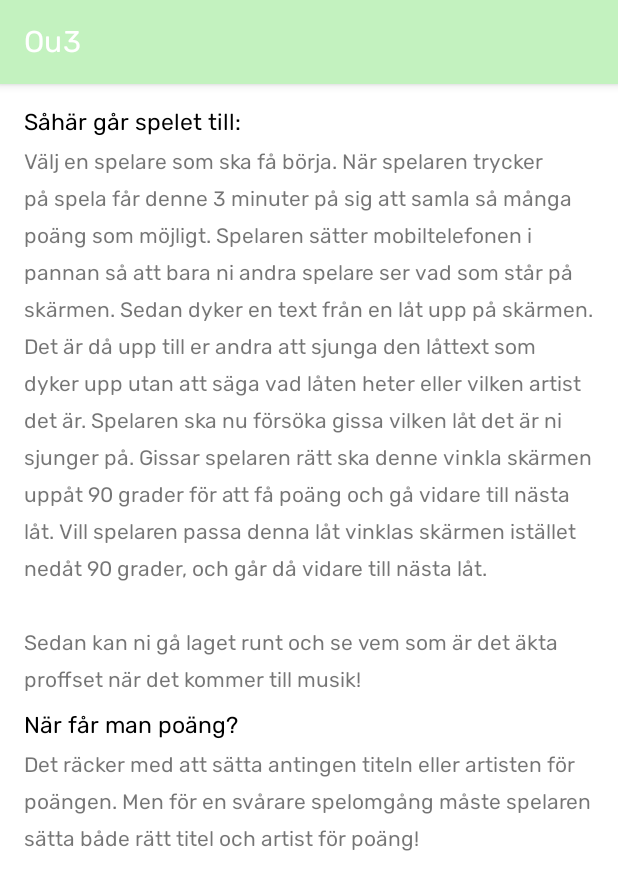
After one commit to emmylindgren/OCCENTO, an Android app: the fragment RulesFragment shown on its own in the app's theme, on a phone screen of 412 x 824 dp. The commit adds this screen. Shown: the top 890 px of the screen. Run offline under Robolectric (Android 15) with nearby library versions, the phone set to English and light mode, and no system bars.

Commit message:
Rules fragment added

```diff
--- a/app/build.gradle
+++ b/app/build.gradle
@@ -36,6 +36,8 @@ dependencies {
     implementation 'androidx.lifecycle:lifecycle-extensions:2.2.0'
     implementation 'androidx.navigation:navigation-fragment:2.3.0'
     implementation 'androidx.navigation:navigation-ui:2.3.0'
+    implementation 'androidx.lifecycle:lifecycle-livedata-ktx:2.3.1'
+    implementation 'androidx.lifecycle:lifecycle-viewmodel-ktx:2.3.1'
     def lifecycle_version = "2.3.1"
     def room_version = "2.3.0"
 
--- /dev/null
+++ b/app/src/main/java/se/umu/emli/ou3/ui/rules/RulesFragment.java
@@ -0,0 +1,38 @@
+package se.umu.emli.ou3.ui.rules;
+
+import androidx.lifecycle.ViewModelProvider;
+
+import android.os.Bundle;
+
+import androidx.annotation.NonNull;
+import androidx.annotation.Nullable;
+import androidx.fragment.app.Fragment;
+
+import android.view.LayoutInflater;
+import android.view.View;
+import android.view.ViewGroup;
+
+import se.umu.emli.ou3.R;
+
+public class RulesFragment extends Fragment {
+
+    private RulesViewModel mViewModel;
+
+    public static RulesFragment newInstance() {
+        return new RulesFragment();
+    }
+
+    @Override
+    public View onCreateView(@NonNull LayoutInflater inflater, @Nullable ViewGroup container,
+                             @Nullable Bundle savedInstanceState) {
+        return inflater.inflate(R.layout.rules_fragment, container, false);
+    }
+
+    @Override
+    public void onActivityCreated(@Nullable Bundle savedInstanceState) {
+        super.onActivityCreated(savedInstanceState);
+        mViewModel = new ViewModelProvider(this).get(RulesViewModel.class);
+        // TODO: Use the ViewModel
+    }
+
+}
--- /dev/null
+++ b/app/src/main/java/se/umu/emli/ou3/ui/rules/RulesViewModel.java
@@ -0,0 +1,7 @@
+package se.umu.emli.ou3.ui.rules;
+
+import androidx.lifecycle.ViewModel;
+
+public class RulesViewModel extends ViewModel {
+    // TODO: Implement the ViewModel
+}
--- /dev/null
+++ b/app/src/main/res/layout/rules_fragment.xml
@@ -0,0 +1,40 @@
+<?xml version="1.0" encoding="utf-8"?>
+<LinearLayout xmlns:android="http://schemas.android.com/apk/res/android"
+    xmlns:tools="http://schemas.android.com/tools"
+    android:layout_width="match_parent"
+    android:layout_height="match_parent"
+    android:orientation="vertical"
+    tools:context=".ui.rules.RulesFragment"
+    android:paddingStart="16dp"
+    android:paddingEnd="16dp"
+    android:paddingTop="16dp">
+
+    <TextView
+        android:layout_width="match_parent"
+        android:layout_height="wrap_content"
+        android:text="@string/gameintroTitle"
+        android:textSize="15sp"
+        android:textColor="@color/black"/>
+
+    <TextView
+        android:layout_width="match_parent"
+        android:layout_height="wrap_content"
+        android:text="@string/gameIntroduction"
+        android:lineSpacingExtra="8dp"
+        android:layout_marginTop="8dp"/>
+
+    <TextView
+        android:layout_width="match_parent"
+        android:layout_height="wrap_content"
+        android:text="@string/pointsInfoTitle"
+        android:textSize="15sp"
+        android:textColor="@color/black"
+        android:layout_marginTop="12dp"/>
+    <TextView
+        android:layout_width="match_parent"
+        android:layout_height="wrap_content"
+        android:text="@string/pointsinfoText"
+        android:lineSpacingExtra="8dp"
+        android:layout_marginTop="8dp"/>
+
+</LinearLayout>
--- a/app/src/main/res/menu/activity_main_drawer.xml
+++ b/app/src/main/res/menu/activity_main_drawer.xml
@@ -5,11 +5,16 @@
 
     <group android:checkableBehavior="single">
         <item
+            android:id="@+id/nav_rule"
+            android:title="@string/gameRules"
+            />
+        <item
             android:id="@+id/nav_SeeSongs"
             android:title="@string/menu_see_songs"
             />
         <item
             android:id="@+id/nav_AddSong"
-            android:title="@string/menu_add_song" />
+            android:title="@string/menu_add_song"
+            />
     </group>
 </menu>
--- a/app/src/main/res/navigation/mobile_navigation.xml
+++ b/app/src/main/res/navigation/mobile_navigation.xml
@@ -3,19 +3,23 @@
     xmlns:app="http://schemas.android.com/apk/res-auto"
     xmlns:tools="http://schemas.android.com/tools"
     android:id="@+id/mobile_navigation"
+    android:label="@string/gameRules"
     app:startDestination="@+id/nav_home">
 
     <fragment
         android:id="@+id/nav_home"
         android:name="se.umu.emli.ou3.ui.home.HomeFragment"
         android:label="@string/menu_home"
-        tools:layout="@layout/fragment_home" >
+        tools:layout="@layout/fragment_home">
         <action
             android:id="@+id/action_nav_home_to_nav_AddSong"
             app:destination="@id/nav_AddSong" />
         <action
             android:id="@+id/action_nav_home_to_nav_SeeSongs"
             app:destination="@id/nav_SeeSongs" />
+        <action
+            android:id="@+id/action_nav_home_to_nav_rule"
+            app:destination="@id/nav_rule" />
     </fragment>
 
     <fragment
@@ -29,4 +33,9 @@
         android:name="se.umu.emli.ou3.ui.seeSongs.SeeSongsFragment"
         android:label="@string/menu_see_songs"
         tools:layout="@layout/fragment_see_songs" />
+    <fragment
+        android:id="@+id/nav_rule"
+        android:name="se.umu.emli.ou3.ui.rules.RulesFragment"
+        android:label="@string/gameRules"
+        tools:layout="@layout/rules_fragment" />
 </navigation>
--- a/app/src/main/res/values/strings.xml
+++ b/app/src/main/res/values/strings.xml
@@ -22,6 +22,15 @@
     <string name="låtText">Ser det på dig med detsamma Vet att nånting har hänt Har du träffat någon annan Som kan vägen hem?</string>
     <string name="artist"><![CDATA[Norlie & KKV]]></string>
     <string name="game_title">occento</string>
+    <string name="gameRules">Spelregler</string>
 
-
+    <string name="gameintroTitle">Såhär går spelet till:</string>
+    <string name="gameIntroduction">Välj en spelare som ska få börja. När spelaren trycker på spela får denne 3 minuter på sig att samla så många poäng som möjligt.
+        Spelaren sätter mobiltelefonen i pannan så att bara ni andra spelare ser vad som står på skärmen. Sedan dyker en text från en låt upp på skärmen. Det är då upp till
+    er andra att sjunga den låttext som dyker upp utan att säga vad låten heter eller vilken artist det är. Spelaren ska nu försöka gissa vilken låt det är ni sjunger på.
+    Gissar spelaren rätt ska denne vinkla skärmen uppåt 90 grader för att få poäng och gå vidare till nästa låt. Vill spelaren passa denna låt vinklas skärmen istället
+    nedåt 90 grader, och går då vidare till nästa låt.\n\nSedan kan ni gå laget runt och se vem som är det äkta proffset när det kommer till musik!</string>
+    <string name="pointsInfoTitle">När får man poäng?</string>
+    <string name="pointsinfoText">Det räcker med att sätta antingen titeln eller artisten för poängen.
+        Men för en svårare spelomgång måste spelaren sätta både rätt titel och artist för poäng!</string>
 </resources>
--- a/app/src/main/res/values/themes.xml
+++ b/app/src/main/res/values/themes.xml
@@ -34,6 +34,6 @@
         <item name="backgroundTint">@color/secondary_blue</item>
         <item name="fontFamily">@font/rubik_bold</item>
         <item name="android:textSize">20sp</item>
-        <item name="android:textColor">#09758C</item>
+        <item name="android:textColor">#05404D</item>
     </style>
 </resources>
```
